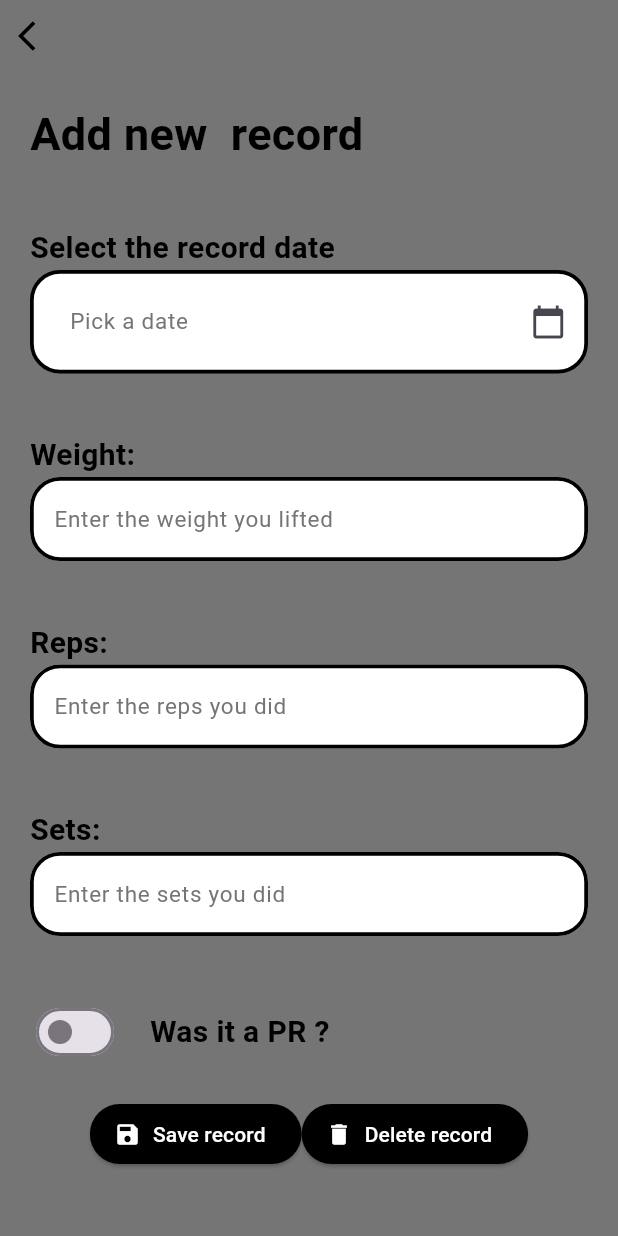
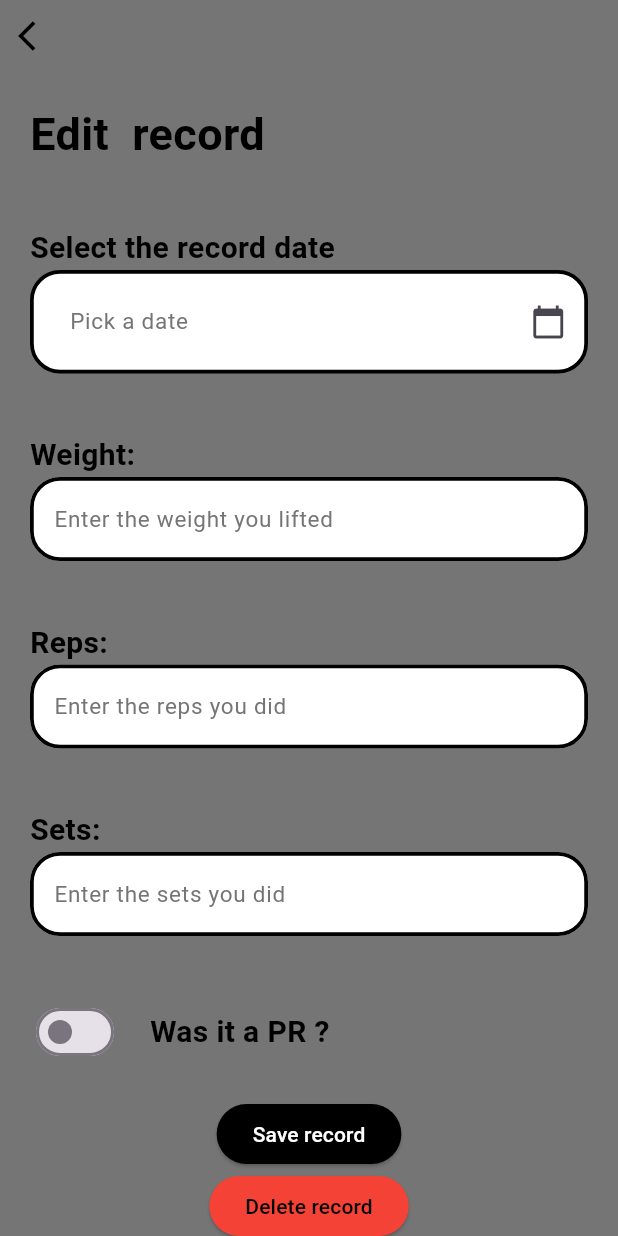
Before and after one commit to MaximeAlgosup/Team-Muscle, a Flutter app: the EditExerciseDataPage screen opened directly with empty values, after a tap on "Save record", on a phone screen of 412 x 824 dp. Run offline on Flutter 3.47's test engine with Material 3 defaults, Android fonts, the phone set to English and light mode, and no system bars; our stand-ins replace go_router, sqflite; accounts and stored records are empty.

Commit message:
End exercise data record edit and view

```diff
--- a/team_muscle/lib/controllers/exercise_data_controller.dart
+++ b/team_muscle/lib/controllers/exercise_data_controller.dart
@@ -44,6 +44,7 @@ class ExerciseDataController {
     reps.text = exerciseData.reps.toString();
     sets.text = exerciseData.sets.toString();
     isPersonalRecord.text = exerciseData.isPersonalRecord.toString();
+    isPersonalRecord.text = exerciseData.isPersonalRecord.toString();
     exerciseId.text = exerciseData.exerciseId.toString();
     userId.text = exerciseData.userId.toString();
   }
@@ -52,8 +53,8 @@ class ExerciseDataController {
 
   void setById(int id) async {
     final ExerciseDataModel exerciseData = await findExerciseDataById(id);
+    debugPrint(exerciseData.toString());
     setFields(exerciseData);
-    debugPrint(exerciseData.toString());
   }
 
   void setPersonalRecord(bool isPersonalRecord) {
--- a/team_muscle/lib/pages/exercise_datas/edit_exercise_data_page.dart
+++ b/team_muscle/lib/pages/exercise_datas/edit_exercise_data_page.dart
@@ -1,5 +1,6 @@
 import 'package:flutter/material.dart';
 import 'package:go_router/go_router.dart';
+import 'package:team_muscle/widgets/buttons/simple_button_widget.dart';
 import 'package:team_muscle/widgets/fields/date_field_widget.dart';
 
 // Widgets
@@ -23,8 +24,8 @@ class EditExerciseDataPage extends StatefulWidget {
   bool isPersonalRecord;
 
   @override
-  State<EditExerciseDataPage> createState() =>
-      _EditExerciseDataPageState(exerciseDataId, exerciseDataController, exerciseName, isPersonalRecord);
+  State<EditExerciseDataPage> createState() => _EditExerciseDataPageState(
+      exerciseDataId, exerciseDataController, exerciseName, isPersonalRecord);
 }
 
 class _EditExerciseDataPageState extends State<EditExerciseDataPage> {
@@ -33,23 +34,21 @@ class _EditExerciseDataPageState extends State<EditExerciseDataPage> {
   final String _exerciseName;
   bool _isPersonalRecord;
 
-  _EditExerciseDataPageState(this._exerciseDataId, this._exerciseDataController, this._exerciseName, this._isPersonalRecord);
-
+  _EditExerciseDataPageState(this._exerciseDataId, this._exerciseDataController,
+      this._exerciseName, this._isPersonalRecord);
 
   @override
   void initState() {
     // TODO: implement initState
     super.initState();
     setState(() {
-      _isPersonalRecord =  _exerciseDataController.isPersonalRecord.text == 'true';
+      _isPersonalRecord =
+          _exerciseDataController.isPersonalRecord.text == 'true';
     });
   }
 
   @override
   Widget build(BuildContext context) {
-    debugPrint('exerciseId: ${_isPersonalRecord.toString()}');
-    debugPrint('exerciseId: ${_exerciseDataController.isPersonalRecord.text}');
-
     return Scaffold(
       backgroundColor: Colors.grey[600],
       body: SafeArea(
@@ -64,7 +63,7 @@ class _EditExerciseDataPageState extends State<EditExerciseDataPage> {
                     icon: const Icon(Icons.arrow_back_ios, color: Colors.black),
                     onPressed: () {
                       context.goNamed('exercise_data', queryParameters: {
-                        'exerciseId': _exerciseDataController.exerciseId.text
+                        'exerciseDataId': _exerciseDataId.toString()
                       });
                     },
                   ),
@@ -76,7 +75,7 @@ class _EditExerciseDataPageState extends State<EditExerciseDataPage> {
                     child: Padding(
                       padding: const EdgeInsets.all(20.0),
                       child: Text(
-                        "Add new ${_exerciseName.toLowerCase()} record",
+                        "Edit ${_exerciseName.toLowerCase()} record",
                         style: const TextStyle(
                           color: Colors.black,
                           fontSize: 30,
@@ -112,7 +111,7 @@ class _EditExerciseDataPageState extends State<EditExerciseDataPage> {
                   Padding(
                     padding: const EdgeInsets.all(20.0),
                     child: Switch(
-                      value:  _isPersonalRecord,
+                      value: _isPersonalRecord,
                       activeColor: Colors.amber[800],
                       onChanged: (value) {
                         setState(() {
@@ -134,34 +133,33 @@ class _EditExerciseDataPageState extends State<EditExerciseDataPage> {
               Row(
                 mainAxisAlignment: MainAxisAlignment.center,
                 children: [
-                  IconButtonWidget(
+                  SimpleButtonWidget(
                     label: "Save record",
                     onPressed: () {
                       _exerciseDataController
                           .setPersonalRecord(_isPersonalRecord);
-                      debugPrint('exerciseId: ${_exerciseDataController.exerciseId.text}');
-                      // _exerciseDataController.updateExerciseData(_exerciseDataId);
-                      // context.goNamed('exercise_data_list', queryParameters: {
-                      //   'exerciseId': _exerciseDataController.exerciseId.text
-                      // });
+                      _exerciseDataController
+                          .updateExerciseData(_exerciseDataId);
+                      context.goNamed('exercise_data', queryParameters: {
+                        'exerciseDataId': _exerciseDataId.toString()
+                      });
                     },
-                    icon: Icons.save,
+                  ),
+                ],
               ),
               Row(
                 mainAxisAlignment: MainAxisAlignment.center,
                 children: [
-                      IconButtonWidget(
+                  SimpleButtonWidget(
                     label: "Delete record",
+                    isWarning: true,
                     onPressed: () {
-                          _exerciseDataController.deleteExerciseData(_exerciseDataId);
-                          debugPrint('exerciseId: ${_exerciseDataController.exerciseId.text}');
+                      _exerciseDataController
+                          .deleteExerciseData(_exerciseDataId);
                       context.goNamed('exercise_data_list', queryParameters: {
                         'exerciseId': _exerciseDataController.exerciseId.text
                       });
                     },
-                        icon: Icons.delete,
-                      ),
-                    ],
                   ),
                 ],
               ),
--- a/team_muscle/lib/pages/exercise_datas/exercise_data_page.dart
+++ b/team_muscle/lib/pages/exercise_datas/exercise_data_page.dart
@@ -42,7 +42,9 @@ class ExerciseDataPage extends StatelessWidget {
                   icon: const Icon(Icons.edit, color: Colors.black),
                   onPressed: () {
                     context.goNamed('edit_exo_data', queryParameters: {
-                      'exerciseDataId': exerciseDataId.toString()
+                      'exerciseDataId': exerciseDataId.toString(),
+                      'exerciseName': exerciseName.toString(),
+                      'isPersonalRecord': controller.isPersonalRecord.text,
                     });
                   },
                 ),
--- a/team_muscle/lib/routes.dart
+++ b/team_muscle/lib/routes.dart
@@ -29,9 +29,7 @@ import 'package:team_muscle/controllers/exercise_data_controller.dart';
 import 'package:team_muscle/database/tables/exercise_table.dart';
 
 final GoRouter router = GoRouter(
-  initialLocation: (globals.userIndex == null)
-      ? '/pages/users/user_page.dart'
-      : '/pages/users/profile.dart',
+  initialLocation: '/pages/users/user_page.dart',
   routes: [
     GoRoute(
         path: '/pages/users/user_page.dart',
@@ -161,7 +159,8 @@ final GoRouter router = GoRouter(
                   controller: exerciseDataController,
                   exerciseName: name,
                 );
-              };
+              }
+              ;
             },
           ),
         );
@@ -173,17 +172,20 @@ final GoRouter router = GoRouter(
       pageBuilder: (BuildContext context, GoRouterState state) {
         var exerciseDataId = state.uri.queryParameters['exerciseDataId'];
         var exerciseName = state.uri.queryParameters['exerciseName'];
+        var isPersonalRecord = state.uri.queryParameters['isPersonalRecord'];
         ExerciseDataController exerciseDataController =
             ExerciseDataController();
         exerciseDataController.setById(int.parse(exerciseDataId!));
-          debugPrint("test = ${exerciseDataController.toString()}");
-          debugPrint("test = ${exerciseDataController.isPersonalRecord.text == 'true'}");
+        exerciseDataController.setPersonalRecord(isPersonalRecord == 'true');
         return MaterialPage(
           child: EditExerciseDataPage(
-                  isPersonalRecord: exerciseDataController.isPersonalRecord.text == 'true',
             exerciseDataId: int.parse(exerciseDataId),
             exerciseDataController: exerciseDataController,
-                  exerciseName: exerciseName.toString()));
-        }),
+            exerciseName: exerciseName.toString(),
+            isPersonalRecord: isPersonalRecord== 'true',
+          ),
+        );
+      },
+    ),
   ],
 );
```
Lines whose indentation alone changed are shown as unchanged.
